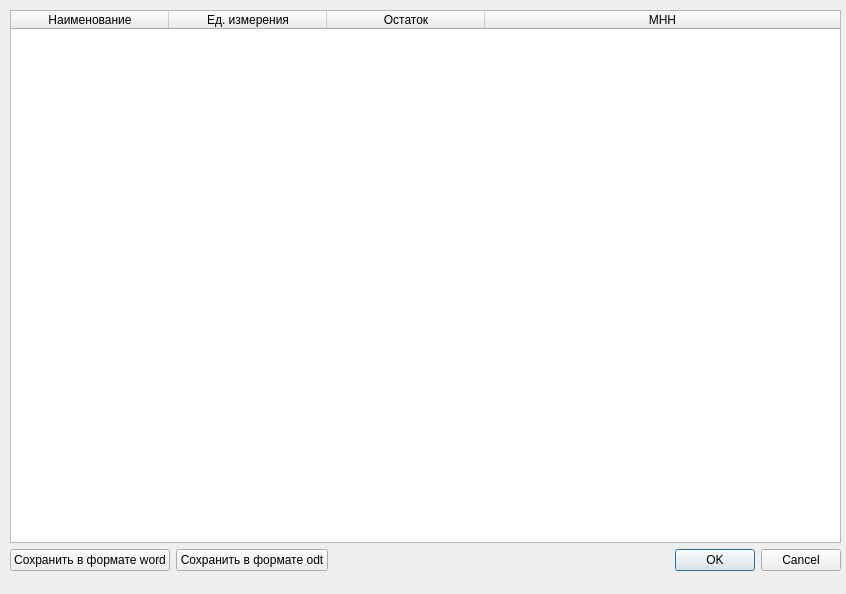
This is UI_files/residue_dialog.ui in Vofanchik/AptecnyiSklad as Qt 5 draws it before an edit. The edited form follows.
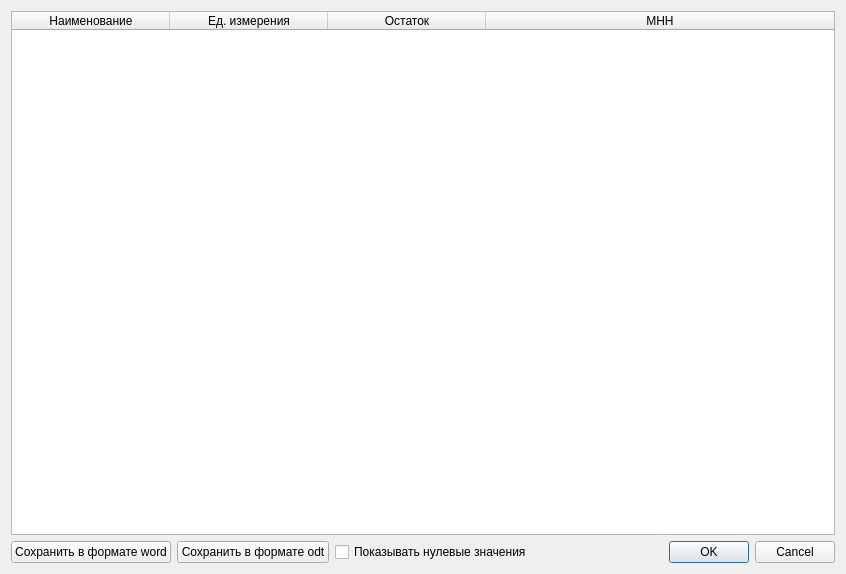
This is the edited form.

The edit to the form file:
```diff
--- a/UI_files/residue_dialog.ui
+++ b/UI_files/residue_dialog.ui
@@ -7,21 +7,14 @@
     <x>0</x>
     <y>0</y>
     <width>846</width>
-    <height>594</height>
+    <height>574</height>
    </rect>
   </property>
   <property name="windowTitle">
    <string>Остатки</string>
   </property>
-  <widget class="QWidget" name="gridLayoutWidget">
-   <property name="geometry">
-    <rect>
-     <x>10</x>
-     <y>10</y>
-     <width>831</width>
-     <height>561</height>
-    </rect>
-   </property>
+  <layout class="QGridLayout" name="gridLayout_2">
+   <item row="0" column="0">
    <layout class="QGridLayout" name="gridLayout">
     <item row="0" column="0">
      <widget class="QTableWidget" name="tableWidget">
@@ -78,6 +71,13 @@
         </property>
        </widget>
       </item>
+       <item>
+        <widget class="QCheckBox" name="checkBox">
+         <property name="text">
+          <string>Показывать нулевые значения</string>
+         </property>
+        </widget>
+       </item>
       <item>
        <widget class="QDialogButtonBox" name="buttonBox">
         <property name="orientation">
@@ -91,7 +91,8 @@
      </layout>
     </item>
    </layout>
-  </widget>
+   </item>
+  </layout>
  </widget>
  <resources/>
  <connections>
```
Lines whose indentation alone changed are shown as unchanged.
